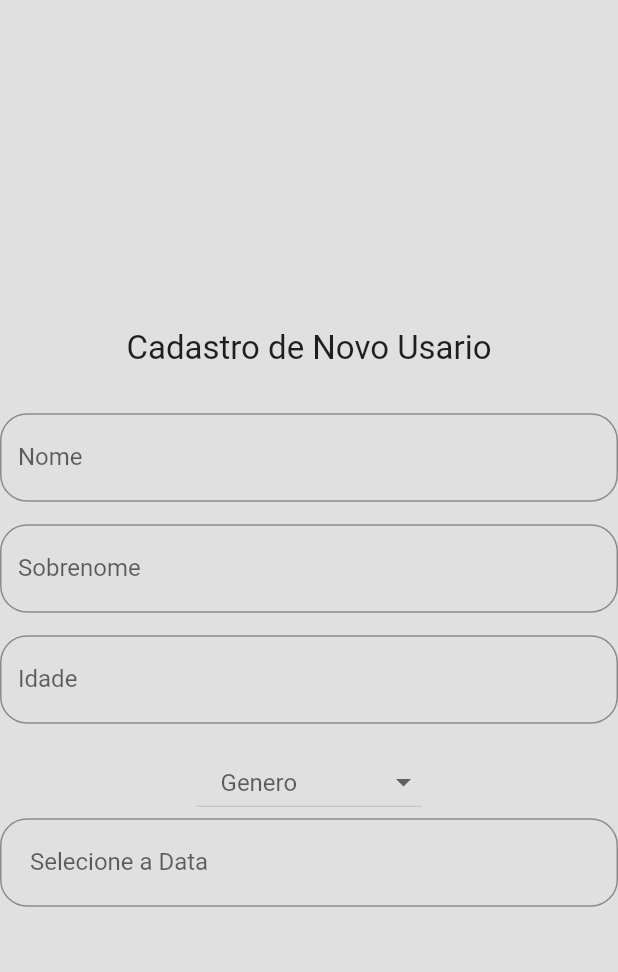
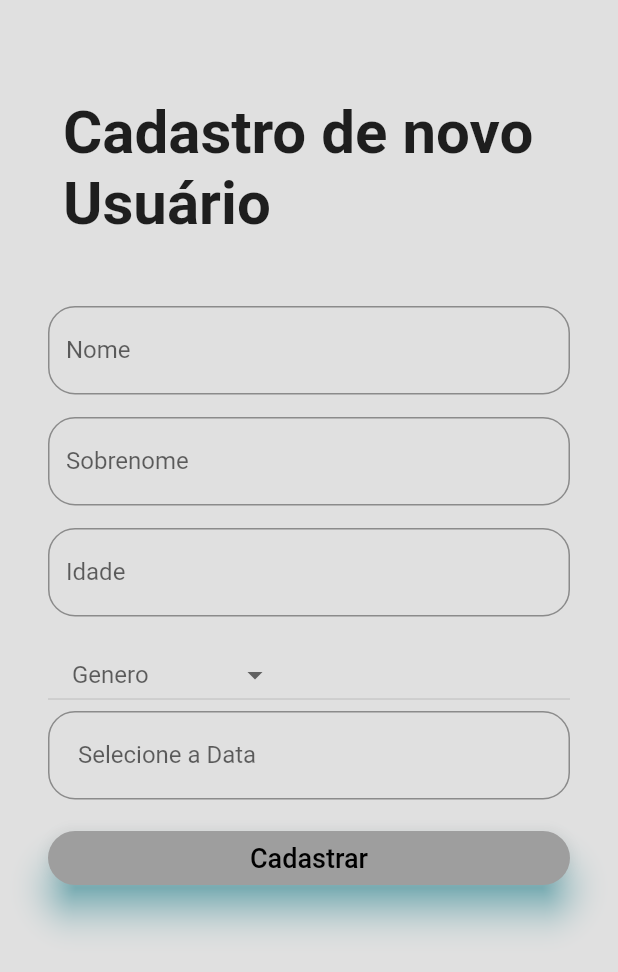
Before and after one commit to ManoelASNeto/dwu_desafio, a Flutter app: the screen it shows after launch, after a tap on "Criar Conta", on a phone screen of 412 x 824 dp. Shown: the top 972 px of the screen. Run offline on Flutter 3.47's test engine with Material 2 defaults, Android fonts, the light colour scheme and no system bars; drawn by our look-alikes of dropdown_button2; our stand-ins replace animated_text_kit, firebase_auth, firebase_core, google_fonts, material_design_icons_flutter; accounts and stored records are empty; network calls fail.

Commit message:
update 1

```diff
--- a/lib/pages/home_page.dart
+++ b/lib/pages/home_page.dart
@@ -10,7 +10,7 @@ class HomePage extends StatelessWidget {
     return Scaffold(
       appBar: AppBar(
         title: const Text(
-          'Deafio DWU',
+          'Desafio DWU',
           style: TextStyle(color: Colors.amber),
         ),
         centerTitle: true,
--- a/lib/pages/login_page.dart
+++ b/lib/pages/login_page.dart
@@ -1,9 +1,11 @@
-import 'package:dwu_desafio/pages/register_page.dart';
+import 'package:animated_text_kit/animated_text_kit.dart';
 import 'package:firebase_auth/firebase_auth.dart';
 import 'package:flutter/material.dart';
+import 'package:google_fonts/google_fonts.dart';
 import 'package:material_design_icons_flutter/material_design_icons_flutter.dart';
 
 import '../widgets/custom_textfield.dart';
+import 'register_page.dart';
 
 class LoginPage extends StatefulWidget {
   const LoginPage({super.key});
@@ -35,32 +37,51 @@ class _LoginPageState extends State<LoginPage> {
               Expanded(
                 child: Column(
                   mainAxisAlignment: MainAxisAlignment.center,
-                  children: const [
-                    Text.rich(
+                  children: [
+                    DefaultTextStyle(
+                      style: GoogleFonts.sansitaSwashed(
+                        textStyle: const TextStyle(
+                            fontSize: 80, fontWeight: FontWeight.bold),
+                      ),
+                      child: const Text.rich(
                         TextSpan(
-                        style: TextStyle(fontSize: 40),
                           children: [
                             TextSpan(
                               text: 'D',
                               style: TextStyle(
                                 color: Colors.black,
-                              fontWeight: FontWeight.bold,
                               ),
                             ),
                             TextSpan(
                               text: 'W',
                               style: TextStyle(
                                 color: Colors.blue,
-                                fontWeight: FontWeight.bold),
+                              ),
                             ),
                             TextSpan(
                               text: 'U',
                               style: TextStyle(
                                 color: Colors.black,
-                              fontWeight: FontWeight.bold,
                               ),
                             ),
                           ],
+                        ),
+                      ),
+                    ),
+                    SizedBox(
+                      width: 250,
+                      child: DefaultTextStyle(
+                        style:
+                            const TextStyle(fontSize: 30, fontFamily: 'Agne'),
+                        child: AnimatedTextKit(
+                          pause: const Duration(seconds: 5),
+                          repeatForever: true,
+                          animatedTexts: [
+                            TypewriterAnimatedText(
+                              'IT SOLUTIONS',
+                            )
+                          ],
+                        ),
                       ),
                     ),
                   ],
@@ -101,8 +122,6 @@ class _LoginPageState extends State<LoginPage> {
                       ),
                       onPressed: () {
                         signIn();
-                        /*Navigator.of(context).push(MaterialPageRoute(
-                            builder: (_) => const HomePage(),),);*/
                       },
                       child: const Text(
                         'Entrar',
--- a/lib/pages/register_page.dart
+++ b/lib/pages/register_page.dart
@@ -1,6 +1,8 @@
-import 'package:dwu_desafio/widgets/custom_text_form_field.dart';
+import 'package:dropdown_button2/dropdown_button2.dart';
 import 'package:flutter/material.dart';
-import 'package:dropdown_button2/dropdown_button2.dart';
+import 'package:google_fonts/google_fonts.dart';
+
+import '../widgets/custom_text_form_field.dart';
 
 class RegisterPage extends StatefulWidget {
   const RegisterPage({super.key});
@@ -20,26 +22,40 @@ class _RegisterPageState extends State<RegisterPage> {
   @override
   Widget build(BuildContext context) {
     return Scaffold(
-      body: Center(
+      body: SingleChildScrollView(
+        child: Container(
+          padding: const EdgeInsets.symmetric(
+            horizontal: 32,
+            vertical: 40,
+          ),
           child: Column(
             mainAxisAlignment: MainAxisAlignment.center,
+            crossAxisAlignment: CrossAxisAlignment.stretch,
             children: [
-            const Text(
-              'Cadastro de Novo Usario',
-              style: TextStyle(fontSize: 22),
+              Padding(
+                padding: const EdgeInsets.fromLTRB(10, 25, 10, 15),
+                child: Text(
+                  'Cadastro de novo Usuário',
+                  style: GoogleFonts.sansitaSwashed(
+                    textStyle: const TextStyle(
+                      fontSize: 40,
+                      fontWeight: FontWeight.bold,
+                    ),
+                  ),
+                ),
               ),
               const SizedBox(
                 height: 30,
               ),
-            const CustomTextFormField(
+              CustomTextFormField(
                 info: 'Nome',
                 input: TextInputType.text,
               ),
-            const CustomTextFormField(
+              CustomTextFormField(
                 info: 'Sobrenome',
                 input: TextInputType.text,
               ),
-            const CustomTextFormField(
+              CustomTextFormField(
                 info: 'Idade',
                 input: TextInputType.number,
               ),
@@ -90,8 +106,28 @@ class _RegisterPageState extends State<RegisterPage> {
                     });
                   }
                 },
-            )
+              ),
+              const SizedBox(
+                height: 15,
+              ),
+              ElevatedButton(
+                style: ElevatedButton.styleFrom(
+                  shadowColor: Colors.cyan,
+                  elevation: 10,
+                  shape: RoundedRectangleBorder(
+                    borderRadius: BorderRadius.circular(18),
+                  ),
+                ),
+                onPressed: () {},
+                child: const Text(
+                  'Cadastrar',
+                  style: TextStyle(
+                    fontSize: 18,
+                  ),
+                ),
+              ),
             ],
+          ),
         ),
       ),
     );
--- a/lib/widgets/custom_text_form_field.dart
+++ b/lib/widgets/custom_text_form_field.dart
@@ -1,21 +1,17 @@
 import 'package:flutter/material.dart';
 
-class CustomTextFormField extends StatefulWidget {
+class CustomTextFormField extends StatelessWidget {
   final String? info;
   final TextInputType? input;
 
-  const CustomTextFormField({
+  CustomTextFormField({
     super.key,
     required this.info,
     required this.input,
   });
 
-  @override
-  State<CustomTextFormField> createState() => _CustomTextFormFieldState();
-}
+  final _formKey = GlobalKey<FormState>();
 
-class _CustomTextFormFieldState extends State<CustomTextFormField> {
-  final _formKey = GlobalKey<FormState>();
   @override
   Widget build(BuildContext context) {
     return Form(
@@ -27,9 +23,9 @@ class _CustomTextFormFieldState extends State<CustomTextFormField> {
             border: OutlineInputBorder(
               borderRadius: BorderRadius.circular(18),
             ),
-            label: Text(widget.info!),
+            label: Text(info!),
           ),
-          keyboardType: widget.input,
+          keyboardType: input,
         ),
       ),
     );
--- a/pubspec.yaml
+++ b/pubspec.yaml
@@ -42,6 +42,8 @@ dependencies:
   firebase_database: ^10.0.6
   provider: ^6.0.4
   material_design_icons_flutter: ^5.0.6996
+  animated_text_kit: ^4.2.2
+  google_fonts: ^3.0.1
 
 dev_dependencies:
   flutter_test:
```
Also changed, not shown: pubspec.lock, 1 other file. Lines whose indentation alone changed are shown as unchanged.
